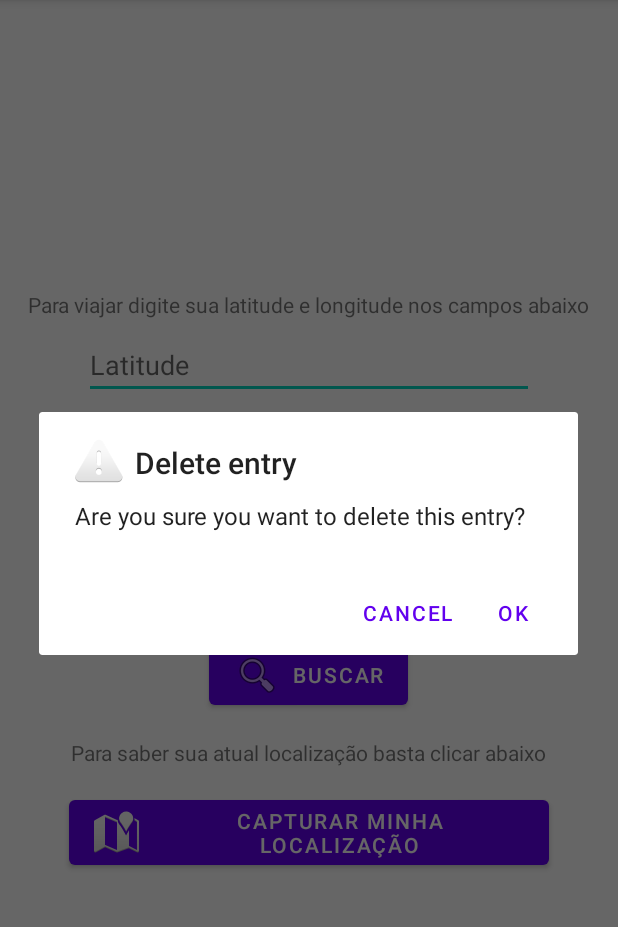
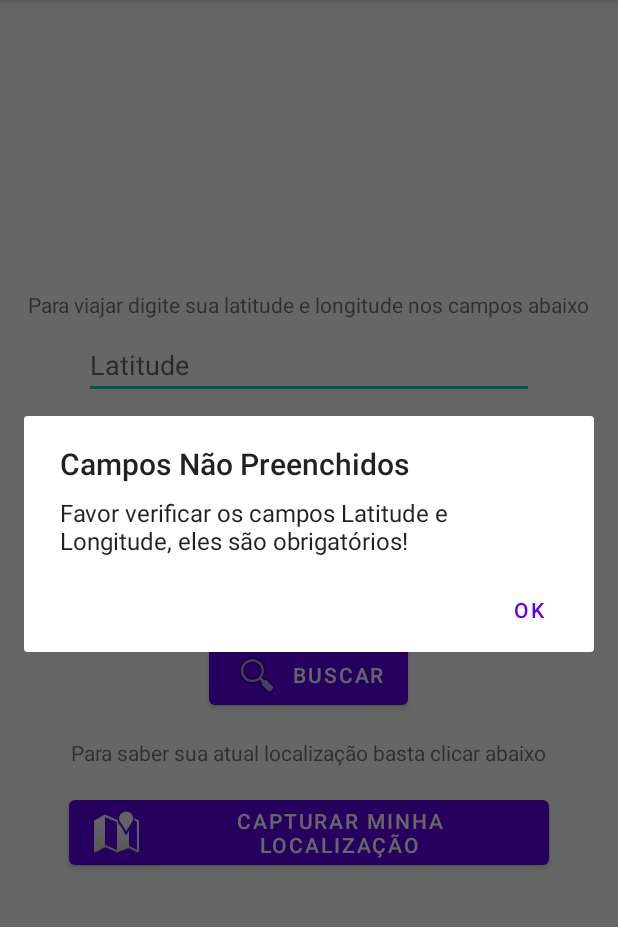
Before and after one commit to ViniciusMacedoCamara/GetMyLocation, an Android app: the GetLocationActivity screen opened directly, with no data from a screen before it, after a tap on "BUSCAR", on a phone screen of 412 x 824 dp, the part 84-1011 px from its top. Run offline under Robolectric (Android 15) with nearby library versions, the phone set to English and light mode, and no system bars.

Commit message:
error dialog mostrando as falhas cometidas pelo usuario

```diff
--- a/app/src/main/java/com/vmc/getmylocation/activity/GetLocationActivity.java
+++ b/app/src/main/java/com/vmc/getmylocation/activity/GetLocationActivity.java
@@ -3,11 +3,9 @@ package com.vmc.getmylocation.activity;
 import androidx.appcompat.app.AppCompatActivity;
 
 import android.app.AlertDialog;
-import android.content.DialogInterface;
 import android.content.Intent;
 import android.net.Uri;
 import android.os.Bundle;
-import android.util.Log;
 import android.widget.Button;
 import android.widget.EditText;
 
@@ -33,40 +31,39 @@ public class GetLocationActivity extends AppCompatActivity {
 
         search = findViewById(R.id.btn_search);
         search.setOnClickListener(v -> {
-            Log.d("latitude", latitude.getText().toString());
-            Log.d("longitude", longitude.getText().toString());
-            Log.d("label", label.getText().toString());
 
-            String canContinue = utils.checkAllFields(latitude.getText().toString(), longitude.getText().toString(), label.getText().toString());
+            String checkFields = utils.checkAllFields(latitude.getText().toString(), longitude.getText().toString(), label.getText().toString());
 
 
-            if (!canContinue.equals("false") && !canContinue.equals("Campos invalidos")){
-                Log.d(tag, "seguir e levar pro google maps");
+            if (!checkFields.equals("false") && !checkFields.equals("Campos invalidos")){
                 Intent intent = new Intent(Intent.ACTION_VIEW);
-                intent.setData(Uri.parse("geo:0,0?q=" + canContinue));
+                intent.setData(Uri.parse("geo:0,0?q=" + checkFields));
                 Intent chooser = Intent.createChooser(intent, "Lauch");
                 startActivity(chooser);
             } else {
-                Log.d(tag, "Deu ruim!");
-                new AlertDialog.Builder(this)
-                        .setTitle("Delete entry")
-                        .setMessage("Are you sure you want to delete this entry?")
-
-                        // Specifying a listener allows you to take an action before dismissing the dialog.
-                        // The dialog is automatically dismissed when a dialog button is clicked.
-                        .setPositiveButton(android.R.string.yes, new DialogInterface.OnClickListener() {
-                            public void onClick(DialogInterface dialog, int which) {
-                                // Continue with delete operation
-                            }
-                        })
-
-                        // A null listener allows the button to dismiss the dialog and take no further action.
-                        .setNegativeButton(android.R.string.no, null)
-                        .setIcon(android.R.drawable.ic_dialog_alert)
-                        .show();
+                errorDialog(checkFields);
             }
 
         });
 
     }
+
+    public void errorDialog(String errDesc) {
+        String title = "Erro";
+        String message = "Erro desconhecido, favor entrar em contato com o desenvolvedor!";
+        if (errDesc.equals("false")){
+            title = "Campos Não Preenchidos";
+            message = "Favor verificar os campos Latitude e Longitude, eles são obrigatórios!";
+        } else {
+            title = "Campos Inválidos";
+            message = "Os campos Latitude e Longitude foram preenchidos de forma errada, favor verificar sua escrita!";
+        }
+
+        new AlertDialog.Builder(this)
+                .setTitle(title)
+                .setMessage(message)
+                .setNegativeButton(android.R.string.yes, null)
+                .show();
+    }
+
 }
```
